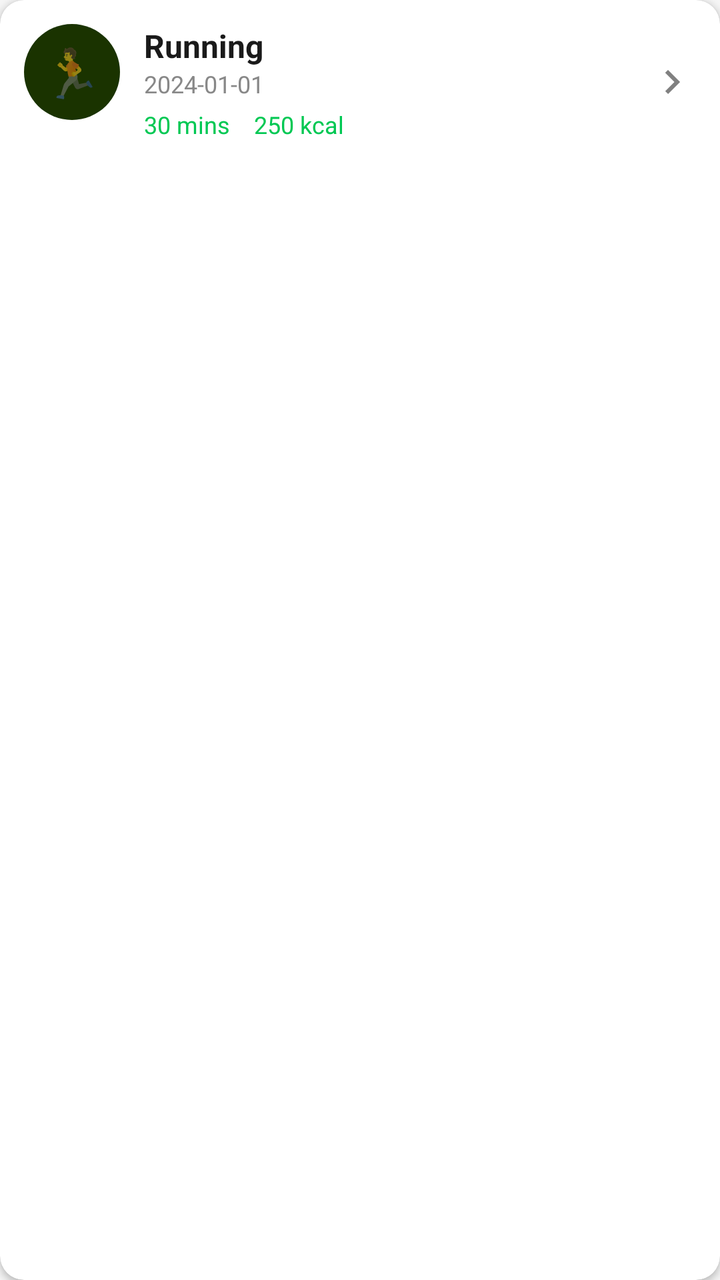
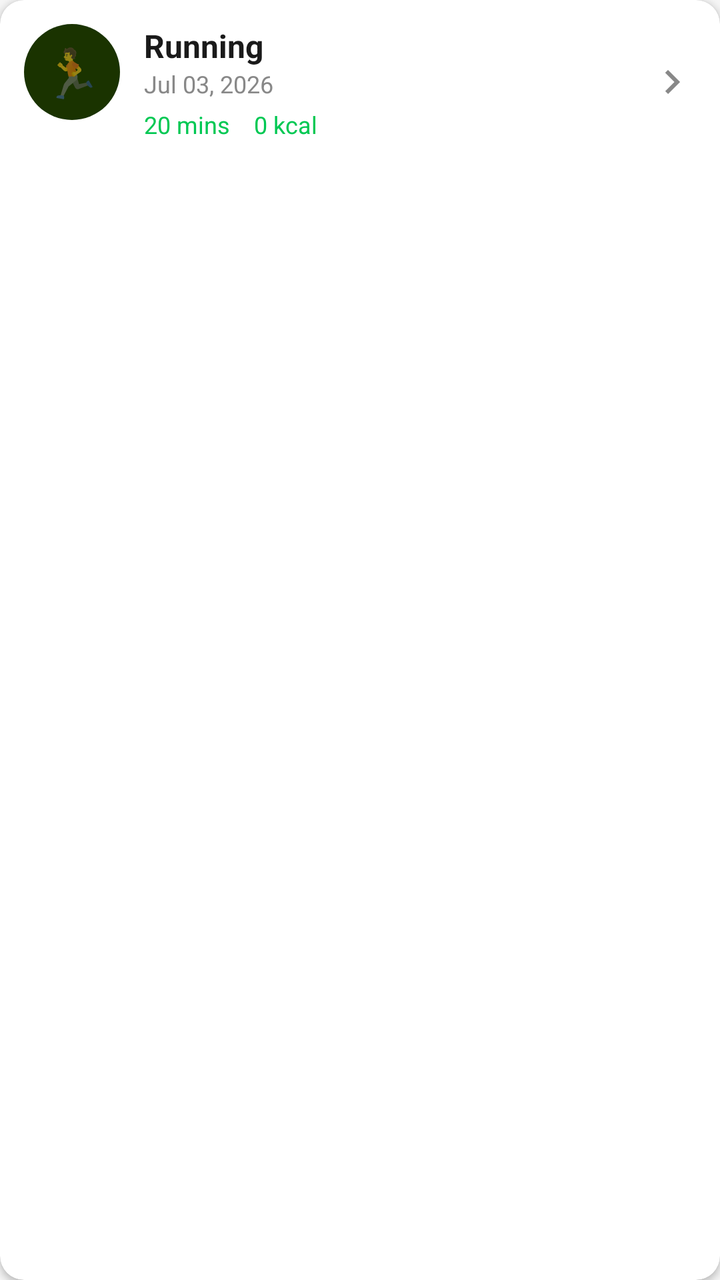

Before-and-after screenshots of an Android layout around one commit, followed by the original layout XML and the change that was made.
<!-- AndroidManifest.xml: application theme Theme.FitnessApp -->
<!-- res/layout/item_workout.xml -->
<?xml version="1.0" encoding="utf-8"?>
<androidx.cardview.widget.CardView xmlns:android="http://schemas.android.com/apk/res/android"
    xmlns:app="http://schemas.android.com/apk/res-auto"
    android:layout_width="match_parent"
    android:layout_height="wrap_content"
    android:layout_marginBottom="8dp"
    app:cardCornerRadius="12dp"
    app:cardBackgroundColor="@color/surface">

    <LinearLayout
        android:layout_width="match_parent"
        android:layout_height="wrap_content"
        android:orientation="horizontal"
        android:padding="12dp">

        <TextView
            android:id="@+id/tvActivityIcon"
            android:layout_width="48dp"
            android:layout_height="48dp"
            android:gravity="center"
            android:text="@string/icon_run"
            android:textSize="24sp"
            android:background="@drawable/bg_feature_circle" />

        <LinearLayout
            android:layout_width="0dp"
            android:layout_height="wrap_content"
            android:layout_weight="1"
            android:layout_marginStart="12dp"
            android:orientation="vertical">

            <TextView
                android:id="@+id/tvActivityType"
                android:layout_width="wrap_content"
                android:layout_height="wrap_content"
                android:text="Running"
                android:textSize="16sp"
                android:textStyle="bold"
                android:textColor="@color/text_primary" />

            <TextView
                android:id="@+id/tvDate"
                android:layout_width="wrap_content"
                android:layout_height="wrap_content"
                android:text="2024-01-01"
                android:textSize="12sp"
                android:textColor="@color/text_hint" />

            <LinearLayout
                android:layout_width="match_parent"
                android:layout_height="wrap_content"
                android:layout_marginTop="4dp"
                android:orientation="horizontal">

                <TextView
                    android:id="@+id/tvDuration"
                    android:layout_width="wrap_content"
                    android:layout_height="wrap_content"
                    android:text="30 mins"
                    android:textSize="12sp"
                    android:textColor="@color/primary"
                    android:layout_marginEnd="12dp" />

                <TextView
                    android:id="@+id/tvCalories"
                    android:layout_width="wrap_content"
                    android:layout_height="wrap_content"
                    android:text="250 kcal"
                    android:textSize="12sp"
                    android:textColor="@color/primary" />

                <TextView
                    android:id="@+id/tvDistance"
                    android:layout_width="wrap_content"
                    android:layout_height="wrap_content"
                    android:text="5 km"
                    android:textSize="12sp"
                    android:textColor="@color/primary"
                    android:layout_marginStart="12dp"
                    android:visibility="gone" />
            </LinearLayout>
        </LinearLayout>

        <ImageView
            android:layout_width="24dp"
            android:layout_height="24dp"
            android:src="@drawable/ic_arrow_right"

            android:layout_gravity="center" />

    </LinearLayout>
</androidx.cardview.widget.CardView>
<!-- resources referenced by this layout -->
<resources>
  <color name="primary">#00C853</color>
  <color name="surface">#FFFFFF</color>
  <color name="text_hint">#888888</color>
  <color name="text_primary">#1A1A1A</color>
  <!-- drawable bg_feature_circle (drawable) -->
  <?xml version="1.0" encoding="utf-8"?>
  <shape xmlns:android="http://schemas.android.com/apk/res/android"
      android:shape="oval">
      <solid android:color="#1A3300" />
      <size android:width="48dp" android:height="48dp" />
  </shape>
  <!-- drawable ic_arrow_right (drawable) -->
  <?xml version="1.0" encoding="utf-8"?>
  <vector xmlns:android="http://schemas.android.com/apk/res/android"
      android:width="24dp"
      android:height="24dp"
      android:viewportWidth="24"
      android:viewportHeight="24">
      <path
          android:fillColor="#808080"
          android:pathData="M8.59,16.59L13.17,12 8.59,7.41 10,6l6,6 -6,6 -1.41,-1.41z"/>
  </vector>
  <string name="icon_run">\uD83C\uDFC3</string>
  <style name="Theme.FitnessApp" parent="Theme.MaterialComponents.Light.NoActionBar">
          <item name="colorPrimary">@color/primary</item>
          <item name="colorPrimaryVariant">@color/primary_dark</item>
          <item name="colorOnPrimary">@color/background</item>
          <item name="colorSecondary">@color/secondary</item>
          <item name="colorSecondaryVariant">@color/secondary</item>
          <item name="colorOnSecondary">@color/text_primary</item>
          <item name="android:statusBarColor">@color/background</item>
          <item name="android:windowLightStatusBar">true</item>
          <item name="android:windowBackground">@color/background</item>
          <item name="materialThemeOverlay">@style/ThemeOverlay.FitnessApp.Light</item>
      </style>
  <color name="primary_dark">#009624</color>
  <color name="background">#F5F5F5</color>
  <color name="secondary">#FF6584</color>
  <style name="ThemeOverlay.FitnessApp.Light" parent="ThemeOverlay.MaterialComponents.Light">
          <item name="colorSurface">@color/surface</item>
          <item name="colorOnSurface">@color/text_primary</item>
          <item name="colorError">@color/error</item>
      </style>
  <color name="error">#D32F2F</color>
</resources>

<!-- the commit's change to res/layout/item_workout.xml (unified diff, before → after) -->
@@ -13,12 +13,13 @@
         android:orientation="horizontal"
         android:padding="12dp">
 
+        
         <TextView
             android:id="@+id/tvActivityIcon"
             android:layout_width="48dp"
             android:layout_height="48dp"
             android:gravity="center"
-            android:text="@string/icon_run"
+            android:text="🏃"
             android:textSize="24sp"
             android:background="@drawable/bg_feature_circle" />
 
@@ -29,6 +30,7 @@
             android:layout_marginStart="12dp"
             android:orientation="vertical">
 
+            
             <TextView
                 android:id="@+id/tvActivityType"
                 android:layout_width="wrap_content"
@@ -38,14 +40,16 @@
                 android:textStyle="bold"
                 android:textColor="@color/text_primary" />
 
+            
             <TextView
                 android:id="@+id/tvDate"
                 android:layout_width="wrap_content"
                 android:layout_height="wrap_content"
-                android:text="2024-01-01"
+                android:text="Jul 03, 2026"
                 android:textSize="12sp"
                 android:textColor="@color/text_hint" />
 
+            
             <LinearLayout
                 android:layout_width="match_parent"
                 android:layout_height="wrap_content"
@@ -56,7 +60,7 @@
                     android:id="@+id/tvDuration"
                     android:layout_width="wrap_content"
                     android:layout_height="wrap_content"
-                    android:text="30 mins"
+                    android:text="20 mins"
                     android:textSize="12sp"
                     android:textColor="@color/primary"
                     android:layout_marginEnd="12dp" />
@@ -65,9 +69,10 @@
                     android:id="@+id/tvCalories"
                     android:layout_width="wrap_content"
                     android:layout_height="wrap_content"
-                    android:text="250 kcal"
+                    android:text="0 kcal"
                     android:textSize="12sp"
-                    android:textColor="@color/primary" />
+                    android:textColor="@color/primary"
+                    android:layout_marginEnd="12dp" />
 
                 <TextView
                     android:id="@+id/tvDistance"
@@ -76,17 +81,17 @@
                     android:text="5 km"
                     android:textSize="12sp"
                     android:textColor="@color/primary"
-                    android:layout_marginStart="12dp"
                     android:visibility="gone" />
             </LinearLayout>
         </LinearLayout>
 
+        
         <ImageView
             android:layout_width="24dp"
             android:layout_height="24dp"
             android:src="@drawable/ic_arrow_right"
-
-            android:layout_gravity="center" />
+            android:layout_gravity="center"
+            app:tint="@color/text_hint" />
 
     </LinearLayout>
 </androidx.cardview.widget.CardView>
<!-- resource entries referenced after the edit -->
@@ -22,7 +22,6 @@
           android:fillColor="#808080"
           android:pathData="M8.59,16.59L13.17,12 8.59,7.41 10,6l6,6 -6,6 -1.41,-1.41z"/>
   </vector>
-  <string name="icon_run">\uD83C\uDFC3</string>
   <style name="Theme.FitnessApp" parent="Theme.MaterialComponents.Light.NoActionBar">
           <item name="colorPrimary">@color/primary</item>
           <item name="colorPrimaryVariant">@color/primary_dark</item>
